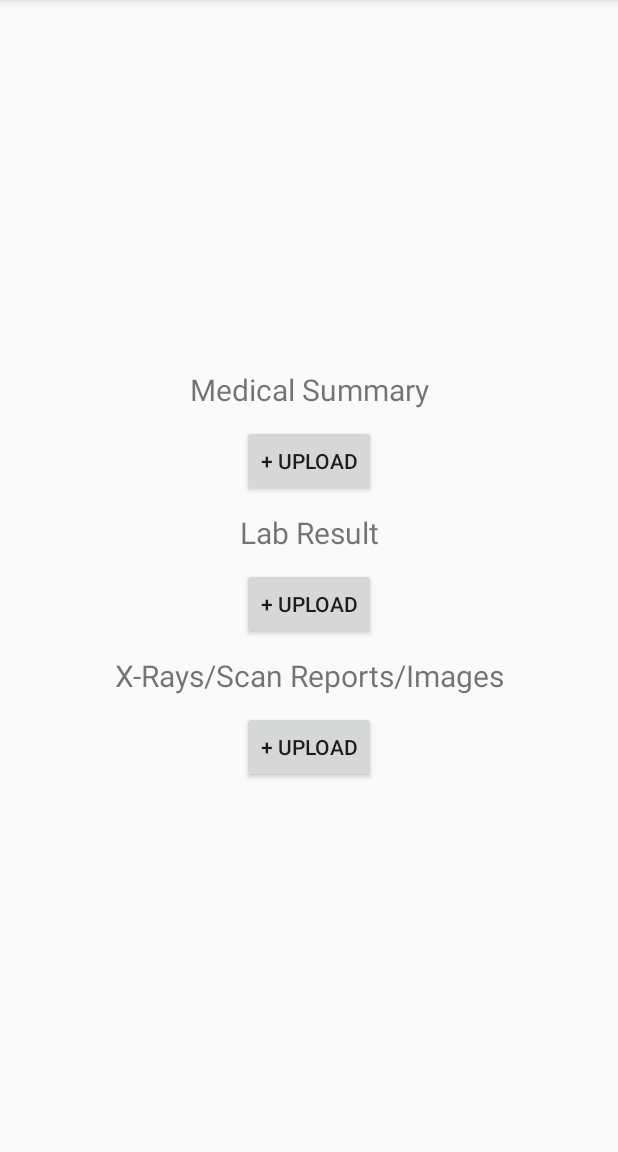
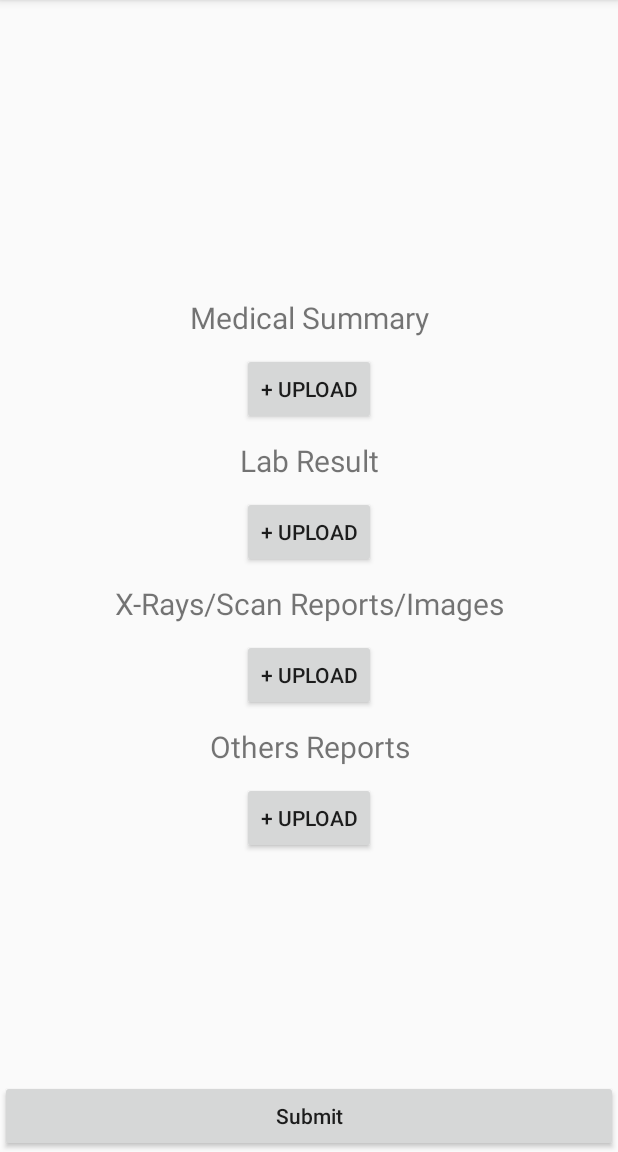
Before and after one commit to byteShaft/doosra-opinion, an Android app: the MedicalReports screen opened directly, with no data from a screen before it, on a phone screen of 412 x 824 dp, the part 84-1236 px from its top. Run offline under Robolectric (Android 15) with nearby library versions, the phone set to English and light mode, and no system bars; libraries missing offline, so code that uses them is left out: com.nbsp.materialfilepicker.

```diff
--- a/app/src/main/AndroidManifest.xml
+++ b/app/src/main/AndroidManifest.xml
@@ -28,7 +28,7 @@
         <activity
             android:name=".OpinionActivity"
             android:screenOrientation="portrait"
-            android:theme="@android:style/Theme.NoTitleBar.Fullscreen" />
+            android:theme="@style/Theme.AppCompat.Light.NoActionBar.FullScreen" />
 
         <activity android:name=".accounts.AccountManager" />
         <activity android:name=".UserProfile" />
@@ -42,7 +42,7 @@
 
         <activity android:name=".AboutUs" />
         <activity android:name=".BOD" />
-        <activity android:name=".HowItWorks"></activity>
+        <activity android:name=".HowItWorks" />
     </application>
 
 </manifest>
--- a/app/src/main/java/com/byteshaft/doosra/MainActivity.java
+++ b/app/src/main/java/com/byteshaft/doosra/MainActivity.java
@@ -19,7 +19,6 @@ import android.widget.TextView;
 
 import com.byteshaft.doosra.accounts.AccountManager;
 import com.byteshaft.doosra.accounts.EditProfile;
-import com.byteshaft.doosra.accounts.Register;
 import com.byteshaft.doosra.fragments.Dashboard;
 import com.byteshaft.doosra.fragments.History;
 import com.byteshaft.doosra.fragments.MyProfile;
@@ -71,7 +70,7 @@ public class MainActivity extends AppCompatActivity
         email.setText(AppGlobals.getStringFromSharedPreferences(AppGlobals.KEY_EMAIL));
 
         if (AppGlobals.isLogin() && AppGlobals.getStringFromSharedPreferences(AppGlobals.KEY_SERVER_IMAGE) != null) {
-            String url =  AppGlobals.getStringFromSharedPreferences(AppGlobals.KEY_SERVER_IMAGE);
+            String url = AppGlobals.getStringFromSharedPreferences(AppGlobals.KEY_SERVER_IMAGE);
             Helpers.getBitMap(url, kitchenImage);
         }
         loadFragment(new Dashboard());
@@ -146,7 +145,6 @@ public class MainActivity extends AppCompatActivity
             });
             AlertDialog alertDialog = alertDialogBuilder.create();
             alertDialog.show();
-
         }
 
         DrawerLayout drawer = (DrawerLayout) findViewById(R.id.drawer_layout);
--- a/app/src/main/java/com/byteshaft/doosra/accounts/Register.java
+++ b/app/src/main/java/com/byteshaft/doosra/accounts/Register.java
@@ -370,6 +370,7 @@ public class Register extends Fragment implements View.OnClickListener,
                     if (perms.get(Manifest.permission.CAMERA) == PackageManager.PERMISSION_GRANTED
                             && perms.get(Manifest.permission.READ_EXTERNAL_STORAGE)
                             == PackageManager.PERMISSION_GRANTED) {
+                        selectImage();
                         // process the normal flow
                         //else any one or both the permissions are not granted
                     } else {
@@ -437,7 +438,7 @@ public class Register extends Fragment implements View.OnClickListener,
                     new String[listPermissionsNeeded.size()]), STORAGE_CAMERA_PERMISSION);
         }
 
-        if (listPermissionsNeeded.size() > 0) {
+        if (listPermissionsNeeded.size() == 0) {
             System.out.println("working image");
             selectImage();
         }
--- a/app/src/main/res/layout/activity_medical_reports.xml
+++ b/app/src/main/res/layout/activity_medical_reports.xml
@@ -21,6 +21,7 @@
             android:textSize="20sp" />
 
         <Button
+            android:id="@+id/button_medical"
             android:layout_width="wrap_content"
             android:layout_height="wrap_content"
             android:layout_marginTop="10dp"
@@ -36,6 +37,7 @@
             android:textSize="20sp" />
 
         <Button
+            android:id="@+id/button_lab_result"
             android:layout_width="wrap_content"
             android:layout_height="wrap_content"
             android:layout_marginTop="10dp"
@@ -51,10 +53,36 @@
             android:textSize="20sp" />
 
         <Button
+            android:id="@+id/button_report"
             android:layout_width="wrap_content"
             android:layout_height="wrap_content"
             android:layout_marginTop="10dp"
             android:text="+ Upload" />
+
+
+        <TextView
+            android:layout_width="match_parent"
+            android:layout_height="wrap_content"
+            android:layout_marginTop="10dp"
+            android:gravity="center"
+            android:text="Others Reports"
+            android:textSize="20sp" />
+
+        <Button
+            android:id="@+id/button_others"
+            android:layout_width="wrap_content"
+            android:layout_height="wrap_content"
+            android:layout_marginTop="10dp"
+            android:text="+ Upload" />
+
     </LinearLayout>
 
+    <Button
+        android:id="@+id/button_submit"
+        android:layout_width="match_parent"
+        android:layout_height="wrap_content"
+        android:layout_alignParentBottom="true"
+        android:text="Submit"
+        android:textAllCaps="false" />
+
 </RelativeLayout>
--- a/app/src/main/res/values/styles.xml
+++ b/app/src/main/res/values/styles.xml
@@ -26,4 +26,11 @@
 
     <style name="AppTheme.PopupOverlay" parent="ThemeOverlay.AppCompat.Light" />
 
+    <style name="Theme.AppCompat.Light.NoActionBar.FullScreen" parent="@style/Theme.AppCompat.Light">
+        <item name="windowNoTitle">true</item>
+        <item name="windowActionBar">false</item>
+        <item name="android:windowFullscreen">true</item>
+        <item name="android:windowContentOverlay">@null</item>
+    </style>
+
 </resources>
```
Also changed, not shown: app/build.gradle (+7 -1 lines), app/src/main/java/com/byteshaft/doosra/MedicalReports.java (+189 -2 lines), app/src/main/java/com/byteshaft/doosra/OpinionActivity.java (+32 -12 lines), app/src/main/java/com/byteshaft/doosra/accounts/AccountManager.java (+9 -8 lines).
